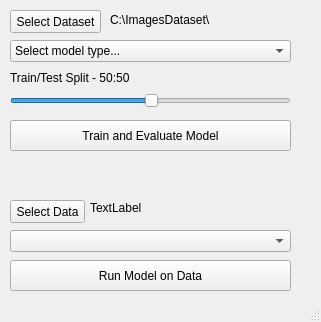
The window that src/gui/ui.ui (Delphboy/COMP530) describes before a commit, drawn with Qt 5.
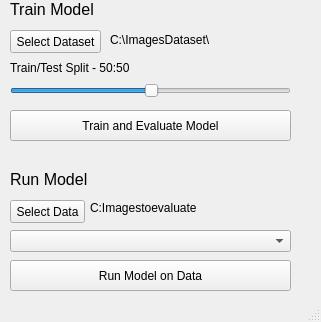
The same window after the commit.

Commit message: Started button plumbing

Diff of the .ui file:
```diff
--- a/src/gui/ui.ui
+++ b/src/gui/ui.ui
@@ -18,7 +18,7 @@
     <property name="geometry">
      <rect>
       <x>10</x>
-      <y>10</y>
+      <y>30</y>
       <width>91</width>
       <height>23</height>
      </rect>
@@ -31,7 +31,7 @@
     <property name="geometry">
      <rect>
       <x>110</x>
-      <y>10</y>
+      <y>30</y>
       <width>181</width>
       <height>20</height>
      </rect>
@@ -40,36 +40,11 @@
      <string>C:\ImagesDataset\</string>
     </property>
    </widget>
-   <widget class="QComboBox" name="comboBox">
-    <property name="geometry">
-     <rect>
-      <x>10</x>
-      <y>40</y>
-      <width>281</width>
-      <height>22</height>
-     </rect>
-    </property>
-    <item>
-     <property name="text">
-      <string>Select model type...</string>
-     </property>
-    </item>
-    <item>
-     <property name="text">
-      <string>CNN</string>
-     </property>
-    </item>
-    <item>
-     <property name="text">
-      <string>DNN</string>
-     </property>
-    </item>
-   </widget>
    <widget class="QSlider" name="sliderTrainTestSplit">
     <property name="geometry">
      <rect>
       <x>10</x>
-      <y>90</y>
+      <y>80</y>
       <width>281</width>
       <height>22</height>
      </rect>
@@ -85,7 +60,7 @@
     <property name="geometry">
      <rect>
       <x>10</x>
-      <y>70</y>
+      <y>60</y>
       <width>281</width>
       <height>16</height>
      </rect>
@@ -98,7 +73,7 @@
     <property name="geometry">
      <rect>
       <x>10</x>
-      <y>120</y>
+      <y>110</y>
       <width>281</width>
       <height>31</height>
      </rect>
@@ -127,7 +102,7 @@
      </rect>
     </property>
     <property name="text">
-     <string>TextLabel</string>
+     <string>C:Imagestoevaluate</string>
     </property>
    </widget>
    <widget class="QPushButton" name="btnSelectData">
@@ -156,6 +131,32 @@
      <string>Run Model on Data</string>
     </property>
    </widget>
+   <widget class="QLabel" name="lblTrainTitle">
+    <property name="geometry">
+     <rect>
+      <x>10</x>
+      <y>0</y>
+      <width>181</width>
+      <height>20</height>
+     </rect>
+    </property>
+    <property name="text">
+     <string>&lt;html&gt;&lt;head/&gt;&lt;body&gt;&lt;p&gt;&lt;span style=&quot; font-size:12pt;&quot;&gt;Train Model&lt;/span&gt;&lt;/p&gt;&lt;/body&gt;&lt;/html&gt;</string>
+    </property>
+   </widget>
+   <widget class="QLabel" name="lblRunTitle">
+    <property name="geometry">
+     <rect>
+      <x>10</x>
+      <y>170</y>
+      <width>181</width>
+      <height>20</height>
+     </rect>
+    </property>
+    <property name="text">
+     <string>&lt;html&gt;&lt;head/&gt;&lt;body&gt;&lt;p&gt;&lt;span style=&quot; font-size:12pt;&quot;&gt;Run Model&lt;/span&gt;&lt;/p&gt;&lt;/body&gt;&lt;/html&gt;</string>
+    </property>
+   </widget>
   </widget>
   <widget class="QStatusBar" name="statusbar"/>
   <action name="actionSelect_Dataset">
```
Left out of the diff: 2 changed lines with no effect on the pictures. The commit also changes 1 other file.
